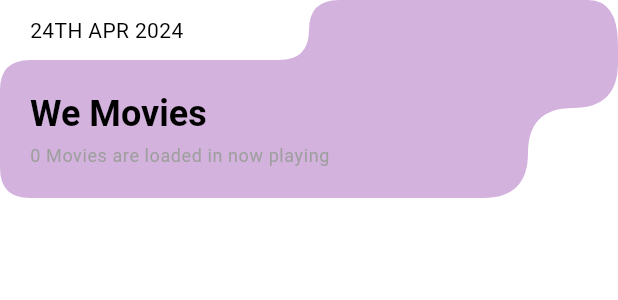
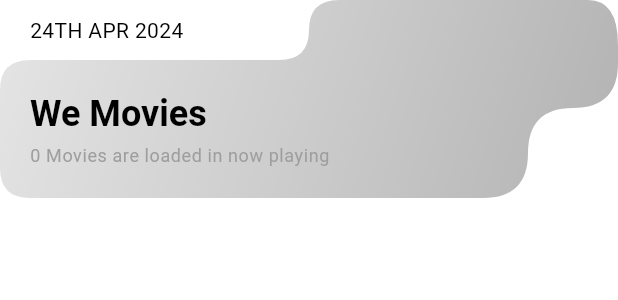
Before and after one commit to priyanshnama/we_work_flutter_challenge, a Flutter app: the WeMoviesHeader widget shown alone on an empty page, opened directly with empty values, on a phone screen of 412 x 824 dp. Shown: the top 300 px of the screen. Run offline on Flutter 3.47's test engine with Material 3 defaults, Android fonts, the phone set to English and light mode, and no system bars; our stand-ins replace carousel_slider, flutter_bloc, geocoding, geolocator, hive_flutter; accounts and stored records are empty.

Commit message:
small ui updated

```diff
--- a/lib/ui/util/we_movies_header.dart
+++ b/lib/ui/util/we_movies_header.dart
@@ -15,7 +15,15 @@ class WeMoviesHeader extends StatelessWidget {
           child: Container(
             width: double.infinity,
             padding: const EdgeInsets.all(20),
-            color: const Color.fromARGB(195, 198, 155, 211),
+            decoration: BoxDecoration(
+                gradient: LinearGradient(
+                    begin: Alignment.topLeft,
+                    end: Alignment.bottomRight,
+                    colors: [
+                  Colors.black.withOpacity(0.1),
+                  Colors.black.withOpacity(0.2),
+                  Colors.black.withOpacity(0.3)
+                ])),
             child: Column(
               crossAxisAlignment: CrossAxisAlignment.start,
               mainAxisSize: MainAxisSize.min,
```
